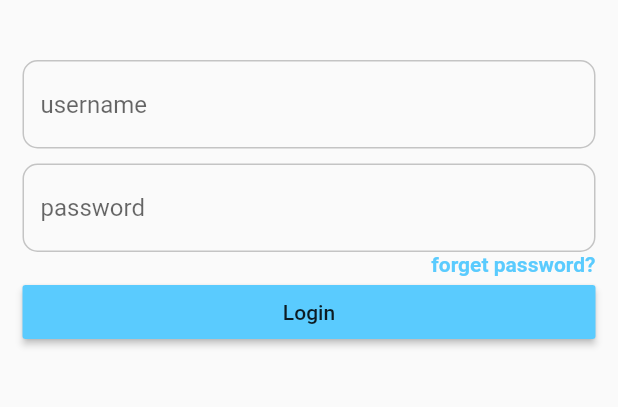
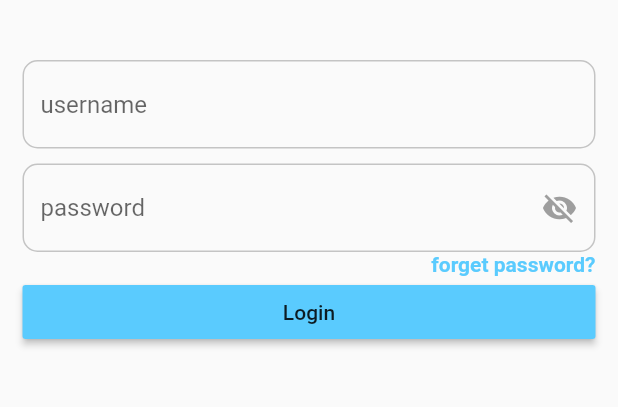
Before and after one commit to xKusabimaru/flutter-practice, a Flutter app: the screen it shows after launch, on a phone screen of 412 x 824 dp, the part 489-896 px from its top. Run offline on Flutter 3.47's test engine with Material 2 defaults, Android fonts, the phone set to English and light mode, and no system bars; our stand-ins replace flutter_svg.

Commit message:
hide/show password

```diff
--- a/lib/views/sign_in_view.dart
+++ b/lib/views/sign_in_view.dart
@@ -14,6 +14,10 @@ class _SighInViewState extends State<SighInView> {
   String username = "";
 
   String password = "";
+
+  bool _passwordVisible = false;
+
+  bool _obscureText = true;
 
   @override
   Widget build(BuildContext context) {
@@ -50,6 +54,9 @@ class _SighInViewState extends State<SighInView> {
             height: 10,
           ),
           TextField(
+            obscureText: _obscureText,
+            enableSuggestions: false,
+            autocorrect: false,
             onChanged: (value) {
               password = value;
             },
@@ -63,7 +70,18 @@ class _SighInViewState extends State<SighInView> {
                 disabledBorder: OutlineInputBorder(
                     borderRadius: BorderRadius.circular(10),
                     borderSide: BorderSide(color: Color(0xffC4C4C4), width: 1)),
+                suffixIcon: IconButton(
+                  onPressed: () {
+                    setState(() {
+                      _passwordVisible = !_passwordVisible;
+                      _obscureText = !_obscureText;
+                    });
+                  },
+                  icon: Icon(
+                    _passwordVisible ? Icons.visibility : Icons.visibility_off,
+                    color: Colors.grey,
                   ),
+                )),
           ),
           Align(
               alignment: Alignment.centerRight,
```
Lines whose indentation alone changed are shown as unchanged.
